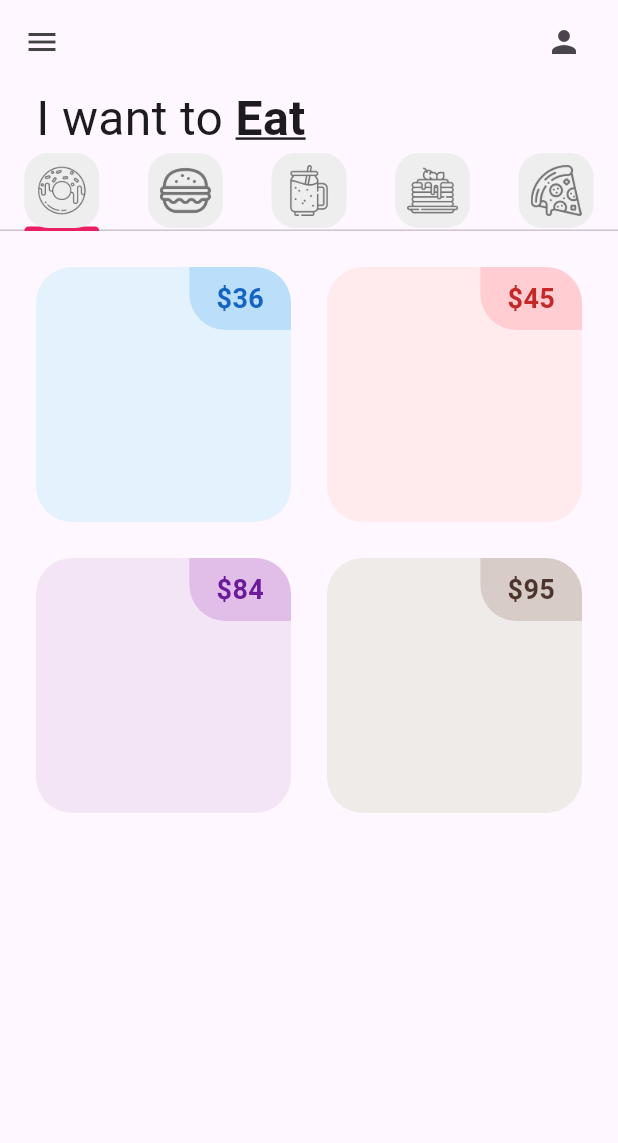
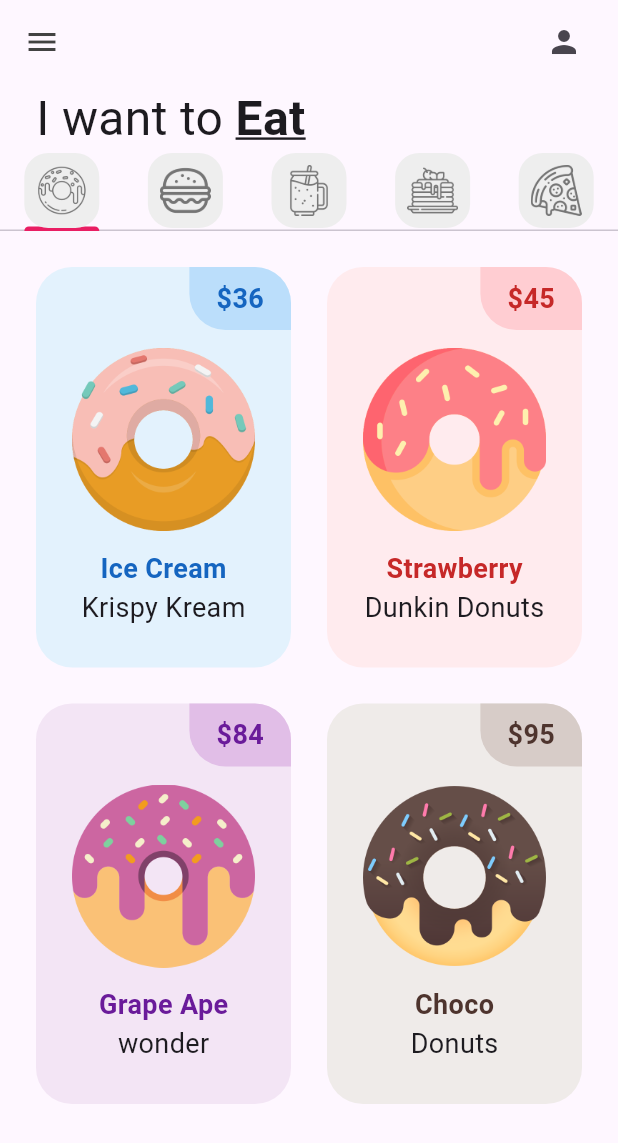
Before and after one commit to AdrianaMukul31/donut_app_4sa, a Flutter app: the screen it shows after launch, on a phone screen of 412 x 824 dp. Shown: the top 1143 px of the screen. Run offline on Flutter 3.47's test engine with Material 3 defaults, Android fonts, the phone set to English and light mode, and no system bars.

Commit message:
donuttile(my design)

```diff
--- a/lib/tabs/donut_tab.dart
+++ b/lib/tabs/donut_tab.dart
@@ -6,10 +6,10 @@
   //list of donuts
   final List donutsOnSale = [
   // [ donutFlavor, donutPrice, donutColor, imageName ]
-    ["Ice Cream", "36", Colors.blue, "lib/images/icecream_donut.png"],
-    ["Strawberry", "45", Colors.red, "lib/images/strawberry_donut.png"],
-    ["Grape Ape", "84", Colors.purple, "lib/images/grape_donut.png"],
-    ["Choco", "95", Colors.brown, "lib/images/chocolate_donut.png"]
+    ["Ice Cream", "36","Krispy Kream", Colors.blue, "lib/images/icecream_donut.png"],
+    ["Strawberry", "45","Dunkin Donuts", Colors.red, "lib/images/strawberry_donut.png"],
+    ["Grape Ape", "84","wonder", Colors.purple, "lib/images/grape_donut.png"],
+    ["Choco", "95","Donuts", Colors.brown, "lib/images/chocolate_donut.png"]
     ];
   DonutTab({super.key});
 
@@ -19,7 +19,8 @@
       //prepa1;como se va a organizar
       gridDelegate: const SliverGridDelegateWithFixedCrossAxisCount(
         //numero de columnas
-        crossAxisCount: 2),
+        crossAxisCount: 2,
+        childAspectRatio: 1/1.5),
       //cuantos elementos
       itemCount: 4,
       padding: const EdgeInsets.all(12),
@@ -28,8 +29,9 @@
         return DonutTile(
           donutFlavor:donutsOnSale[index][0],
           donutPrice:donutsOnSale[index][1],
-          donutColor:donutsOnSale[index][2],
-          imageName: donutsOnSale[index][3],
+          donutStore: donutsOnSale[index][2],
+          donutColor:donutsOnSale[index][3],
+          imageName: donutsOnSale[index][4],
         );
       });
   }
--- a/lib/utils/donut_tile.dart
+++ b/lib/utils/donut_tile.dart
@@ -3,6 +3,7 @@
 class DonutTile extends StatelessWidget {
   final String donutFlavor;
   final String donutPrice;
+  final String donutStore;
   //dinamic porque sera de tipo color
   final dynamic donutColor;
   final String imageName;
@@ -11,6 +12,7 @@
   const DonutTile({super.key,
   required this. donutFlavor,
   required this.donutPrice,
+  required this.donutStore,
   required this.donutColor,
   required this.imageName});
 
@@ -25,7 +27,8 @@
           borderRadius: BorderRadius.circular(24)
           //esquinas redondeadas
         ),
-        child: Column(children: [
+        child: Column(
+          children: [
               Row(
                 mainAxisAlignment: MainAxisAlignment.end,
                 children: [
@@ -45,13 +48,28 @@
                         fontSize: 18,
                         color:donutColor[800],
                       ) ,
-
                      ),
                   )
-                ],)
-        ],),
+                ],
+                ),
+                //Donut flavor text
+                  Padding(
+                    padding: const EdgeInsets.symmetric(horizontal: 24, vertical: 12),
+                    child: Image.asset(imageName),
+                  ),
+                   Text(donutFlavor,
+                      style: TextStyle(
+                        fontWeight: FontWeight.bold,
+                        fontSize: 18,
+                        color:donutColor[800],)),
+                        Text(donutStore, style: TextStyle(fontSize: 18),
+                        )
+                    ],
+                    )
+                  //Icons
 
-      ),
-    );
+
+        ),
+      );
   }
 }
```
